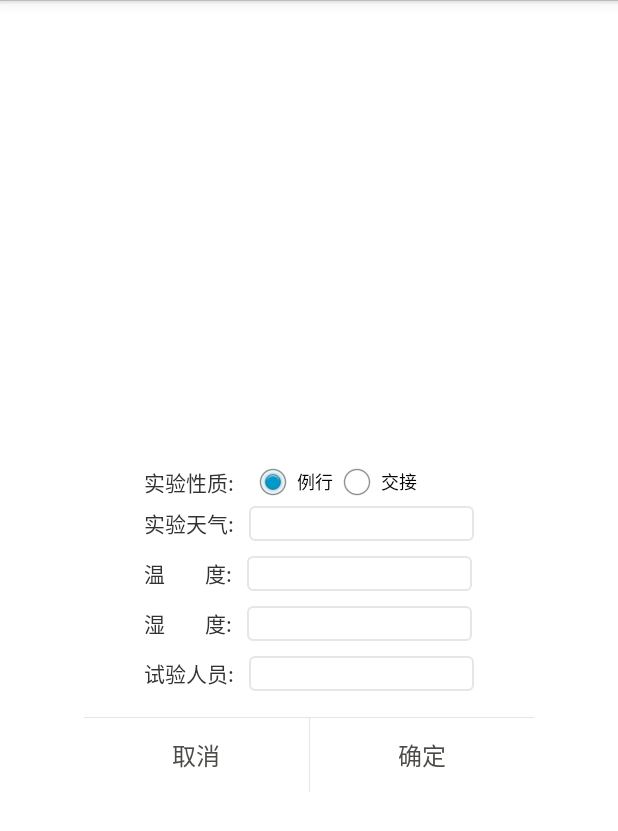
After one commit to Kevin088/XXCX2, an Android app: the layout input_dialog.xml on its own in the app's theme, with its tools: preview values and no code run, on a phone screen of 412 x 824 dp. The commit adds this screen. Shown: the top 831 px of the screen. Run offline under Robolectric (Android 15) with nearby library versions, the phone set to English and light mode, and no system bars; network calls fail.

Commit message:
1.改版

```diff
--- a/app/src/main/java/cn/xxjc/com/activity/BaoBiaoActivity.java
+++ b/app/src/main/java/cn/xxjc/com/activity/BaoBiaoActivity.java
@@ -49,7 +49,7 @@ public class BaoBiaoActivity extends FragmentActivity implements TitleBarView.On
         super.onCreate(savedInstanceState);
         setContentView(R.layout.activity_bao_biao);
         ButterKnife.bind(this);
-        title.withTitle("采集报表",0).withLeftImage(R.mipmap.ic_back).setOnTitleBarClickListener(this);
+        title.withTitle("被测设备信息",0).withLeftImage(R.mipmap.ic_back).setOnTitleBarClickListener(this);
 
         totalData.addAll(User2Tables.getUserTables(DfhePreference.getUserId()));
         adapter=new BaobiaoAdapter(this,totalData,R.layout.item_baobiao);
--- a/app/src/main/java/cn/xxjc/com/adapter/BaobiaoAdapter.java
+++ b/app/src/main/java/cn/xxjc/com/adapter/BaobiaoAdapter.java
@@ -23,6 +23,6 @@ public class BaobiaoAdapter extends CommonAdapter<Tables> {
 
     @Override
     public void convert(ViewHolder holder, Tables item) {
-        holder.setTextViewText(R.id.tv_name,item.tableName);
+        holder.setTextViewText(R.id.tv_name,"相关报告类型");
     }
 }
--- a/app/src/main/java/cn/xxjc/com/view/OCRCameraLayout.java
+++ b/app/src/main/java/cn/xxjc/com/view/OCRCameraLayout.java
@@ -130,7 +130,7 @@ public class OCRCameraLayout extends FrameLayout {
                 int top1 = (h - height1) / 2;
                 int right1 = width1 + left1;
                 int bottom1 = height1 + top1;
-                ivBackground.layout(left1,top1+ Utils.dipToPixels(App.getContext(),10),right1,bottom1-Utils.dipToPixels(App.getContext(),10));
+                ivBackground.layout(left1,top1+ Utils.dipToPixels(App.getContext(),20),right1,bottom1-Utils.dipToPixels(App.getContext(),20));
             }
 
             backgroundRect.left = 0;
@@ -177,7 +177,7 @@ public class OCRCameraLayout extends FrameLayout {
                 int top1 = (h - height1) / 2;
                 int right1 = width1 + left1;
                 int bottom1 = height1 + top1;
-                ivBackground.layout(left1,top1+ Utils.dipToPixels(App.getContext(),10),right1,bottom1-Utils.dipToPixels(App.getContext(),10));
+                ivBackground.layout(left1,top1+ Utils.dipToPixels(App.getContext(),20),right1,bottom1-Utils.dipToPixels(App.getContext(),20));
             }
 
             backgroundRect.left = contentWidth;
--- /dev/null
+++ b/app/src/main/res/layout/input_dialog.xml
@@ -0,0 +1,185 @@
+<?xml version="1.0" encoding="utf-8"?>
+<RelativeLayout xmlns:android="http://schemas.android.com/apk/res/android"
+    android:id="@+id/TipDialog"
+    android:layout_width="fill_parent"
+    android:layout_height="fill_parent" >
+
+    <LinearLayout
+        android:id="@+id/TipTrueDialog"
+        android:layout_width="300dip"
+        android:layout_height="wrap_content"
+        android:layout_centerHorizontal="true"
+        android:layout_centerVertical="true"
+        android:background="@drawable/bg_dialog_my"
+        android:orientation="vertical"
+        android:paddingTop="10dip" >
+        <LinearLayout
+            android:id="@+id/dialog_xingzhi"
+            android:layout_width="wrap_content"
+            android:layout_height="wrap_content"
+            android:gravity="center_vertical"
+            android:layout_marginLeft="40dp"
+            android:orientation="horizontal">
+            <TextView
+                android:layout_width="wrap_content"
+                android:layout_height="wrap_content"
+                android:textSize="14sp"
+                android:text="实验性质:"/>
+            <RadioGroup
+                android:id="@+id/rg"
+                android:layout_width="wrap_content"
+                android:layout_height="wrap_content"
+                android:layout_marginLeft="10dp"
+                android:orientation="horizontal">
+                <RadioButton
+                    android:id="@+id/rbtn_1"
+                    android:layout_width="wrap_content"
+                    android:layout_height="wrap_content"
+                    android:textSize="12sp"
+                    android:checked="true"
+                    android:text="例行"/>
+                <RadioButton
+                    android:id="@+id/rbtn_2"
+                    android:layout_width="wrap_content"
+                    android:layout_height="wrap_content"
+                    android:textSize="12sp"
+                    android:text="交接"/>
+            </RadioGroup>
+        </LinearLayout>
+        <LinearLayout
+            android:id="@+id/dialog_weather"
+            android:layout_width="wrap_content"
+            android:layout_height="wrap_content"
+            android:gravity="center_vertical"
+            android:layout_marginLeft="40dp"
+            android:orientation="horizontal">
+            <TextView
+                android:layout_width="wrap_content"
+                android:layout_height="wrap_content"
+                android:textSize="14sp"
+                android:text="实验天气:"/>
+            <EditText
+                android:id="@+id/et_dialog_weather"
+                android:layout_width="150dp"
+                android:layout_height="wrap_content"
+                android:layout_marginLeft="10dp"
+                android:padding="3dp"
+                android:background="@drawable/bg_gray_slide"
+                android:textSize="12sp"/>
+        </LinearLayout>
+
+        <LinearLayout
+            android:id="@+id/dialog_wendu"
+            android:layout_width="wrap_content"
+            android:layout_height="wrap_content"
+            android:gravity="center_vertical"
+            android:layout_marginTop="10dp"
+            android:layout_marginLeft="40dp"
+            android:orientation="horizontal">
+            <TextView
+                android:layout_width="wrap_content"
+                android:layout_height="wrap_content"
+                android:textSize="14sp"
+                android:text="温        度:"/>
+            <EditText
+                android:id="@+id/et_dialog_wendu"
+                android:layout_width="150dp"
+                android:layout_height="wrap_content"
+                android:layout_marginLeft="10dp"
+                android:padding="3dp"
+                android:background="@drawable/bg_gray_slide"
+                android:textSize="12sp"/>
+        </LinearLayout>
+        <LinearLayout
+            android:id="@+id/dialog_shidu"
+            android:layout_width="wrap_content"
+            android:layout_height="wrap_content"
+            android:gravity="center_vertical"
+            android:layout_marginTop="10dp"
+            android:layout_marginLeft="40dp"
+            android:orientation="horizontal">
+            <TextView
+                android:layout_width="wrap_content"
+                android:layout_height="wrap_content"
+                android:textSize="14sp"
+                android:text="湿        度:"/>
+            <EditText
+                android:id="@+id/et_dialog_shidu"
+                android:layout_width="150dp"
+                android:layout_height="wrap_content"
+                android:padding="3dp"
+                android:layout_marginLeft="10dp"
+                android:background="@drawable/bg_gray_slide"
+                android:textSize="12sp"/>
+        </LinearLayout>
+        <LinearLayout
+            android:layout_width="wrap_content"
+            android:layout_height="wrap_content"
+            android:layout_marginTop="10dp"
+            android:gravity="center_vertical"
+            android:layout_marginLeft="40dp"
+            android:orientation="horizontal">
+            <TextView
+                android:layout_width="wrap_content"
+                android:layout_height="wrap_content"
+                android:textSize="14sp"
+                android:text="试验人员:"/>
+            <EditText
+                android:id="@+id/et_dialog_people"
+                android:layout_width="150dp"
+                android:layout_height="wrap_content"
+                android:padding="3dp"
+                android:layout_marginLeft="10dp"
+                android:background="@drawable/bg_gray_slide"
+                android:textSize="12sp"/>
+        </LinearLayout>
+        <View
+            android:id="@+id/Line2"
+            android:layout_width="300dip"
+            android:layout_height="1px"
+            android:layout_alignParentLeft="true"
+            android:layout_marginTop="17dip"
+            android:background="@color/divide_line"/>
+
+        <RelativeLayout
+            android:id="@+id/RelativeLayoutTwo"
+            android:layout_width="300dip"
+            android:layout_height="49dip"
+            android:layout_below="@+id/Line2"
+            android:background="@drawable/bg_dialog_my"
+            >
+
+            <Button
+                android:id="@+id/TwoDialogCancel"
+                style="@style/FontStyleNormalGrayerBig"
+                android:layout_width="150dip"
+                android:layout_height="fill_parent"
+                android:layout_alignParentLeft="true"
+                android:layout_alignParentTop="true"
+                android:background="@drawable/bg_dialog_my"
+                android:gravity="center"
+                android:text="取消" />
+
+            <View
+                android:id="@+id/Line3"
+                android:layout_width="1px"
+                android:layout_height="49dip"
+                android:layout_alignParentTop="true"
+                android:background="@color/divide_line"
+                android:layout_toRightOf="@+id/TwoDialogCancel" />
+
+            <Button
+                android:id="@+id/TwoDialogOk"
+                style="@style/FontStyleNormalGrayerBig"
+                android:layout_width="150dip"
+                android:layout_height="fill_parent"
+                android:layout_alignParentRight="true"
+                android:layout_alignParentTop="true"
+                android:layout_toRightOf="@+id/Line3"
+                android:background="@drawable/bg_dialog_my"
+                android:gravity="center"
+                android:text="确定" />
+        </RelativeLayout>
+    </LinearLayout>
+
+</RelativeLayout>
```
Also changed, not shown: app/src/main/java/cn/xxjc/com/activity/CollectDatactivity.java (+45 -34 lines), app/src/main/java/cn/xxjc/com/view/InputDialog.java (added, +109 -0 lines), app/src/main/res/layout/activity_collect_datactivity.xml (+8 -1 lines), app/src/main/res/layout/item_baobiao.xml (+7 -2 lines).
